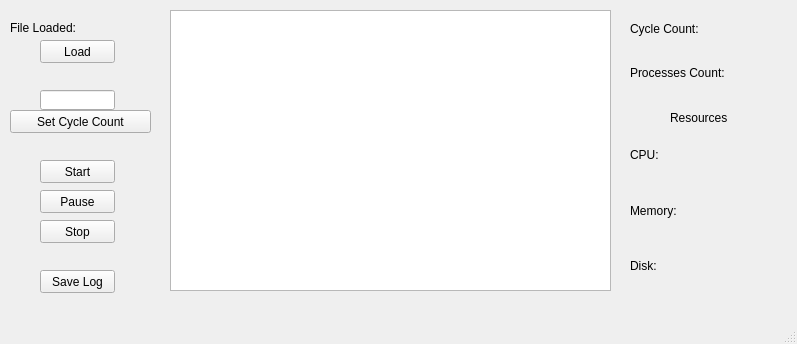
The window that cmsc312GUI.ui (JustinHoyle/CMSC312Project_JustinHoyle) describes before a commit, drawn with Qt 5.
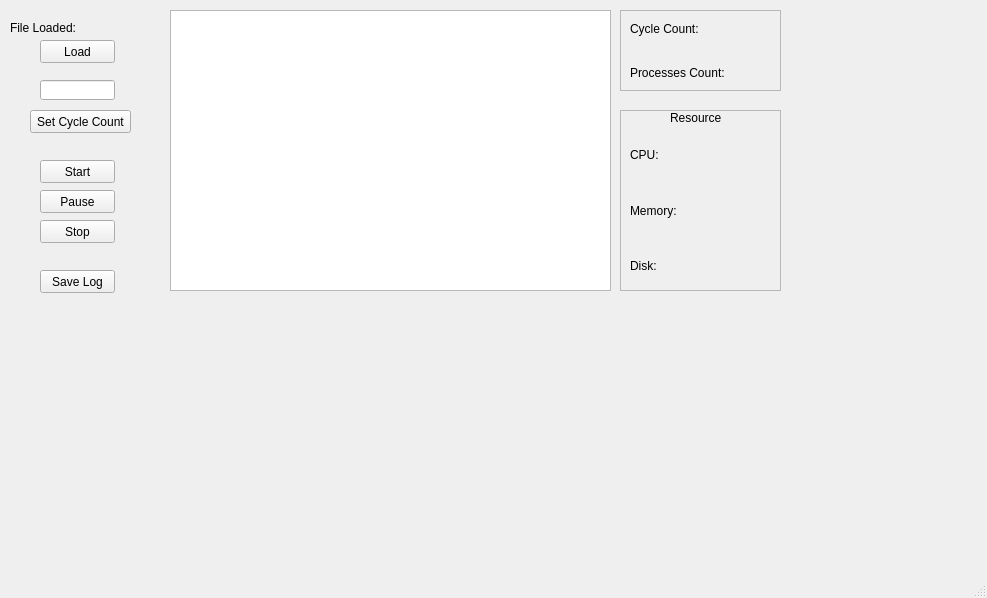
The same window after the commit.

```diff
--- a/cmsc312GUI.ui
+++ b/cmsc312GUI.ui
@@ -6,8 +6,8 @@
    <rect>
     <x>0</x>
     <y>0</y>
-    <width>797</width>
-    <height>344</height>
+    <width>987</width>
+    <height>598</height>
    </rect>
   </property>
   <property name="windowTitle">
@@ -31,18 +31,21 @@
     <property name="geometry">
      <rect>
       <x>40</x>
-      <y>90</y>
+      <y>80</y>
       <width>75</width>
       <height>20</height>
      </rect>
     </property>
+    <property name="alignment">
+     <set>Qt::AlignRight|Qt::AlignTrailing|Qt::AlignVCenter</set>
+    </property>
    </widget>
    <widget class="QPushButton" name="setCycleButton">
     <property name="geometry">
      <rect>
-      <x>10</x>
+      <x>30</x>
       <y>110</y>
-      <width>141</width>
+      <width>101</width>
       <height>23</height>
      </rect>
     </property>
@@ -178,7 +181,7 @@
      <rect>
       <x>670</x>
       <y>110</y>
-      <width>71</width>
+      <width>51</width>
       <height>16</height>
      </rect>
     </property>
@@ -212,6 +215,44 @@
      <string>Save Log</string>
     </property>
    </widget>
+   <widget class="QFrame" name="frame">
+    <property name="geometry">
+     <rect>
+      <x>620</x>
+      <y>110</y>
+      <width>161</width>
+      <height>181</height>
+     </rect>
+    </property>
+    <property name="styleSheet">
+     <string notr="true">border-color: rgb(0, 0, 0);</string>
+    </property>
+    <property name="frameShape">
+     <enum>QFrame::StyledPanel</enum>
+    </property>
+    <property name="frameShadow">
+     <enum>QFrame::Raised</enum>
+    </property>
+   </widget>
+   <widget class="QFrame" name="frame_2">
+    <property name="geometry">
+     <rect>
+      <x>620</x>
+      <y>10</y>
+      <width>161</width>
+      <height>81</height>
+     </rect>
+    </property>
+    <property name="styleSheet">
+     <string notr="true">border-color: rgb(0, 0, 0);</string>
+    </property>
+    <property name="frameShape">
+     <enum>QFrame::StyledPanel</enum>
+    </property>
+    <property name="frameShadow">
+     <enum>QFrame::Raised</enum>
+    </property>
+   </widget>
   </widget>
   <widget class="QMenuBar" name="menubar">
    <property name="geometry">
```
Left out of the diff: 6 changed lines with no effect on the pictures.
